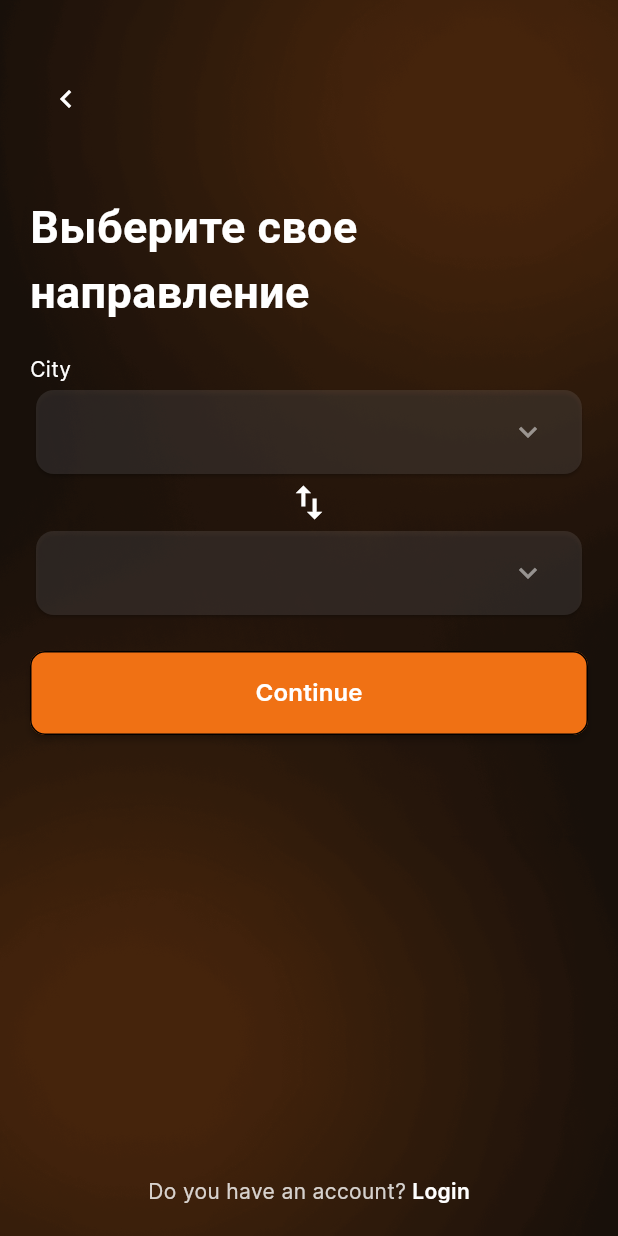
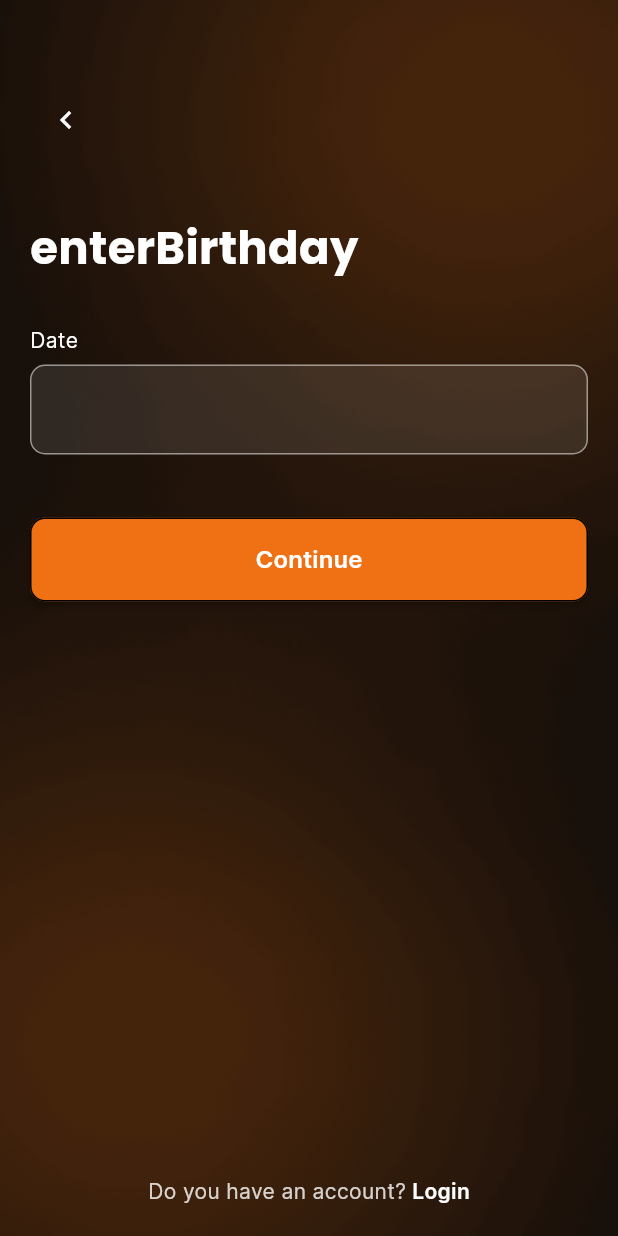
Before and after one commit to githubsobir/conx, a Flutter app: the screen it shows after launch, on a phone screen of 412 x 824 dp. Run offline on Flutter 3.47's test engine with Material 3 defaults, Android fonts, the phone set to English and light mode, and no system bars; our stand-ins replace animated_bottom_navigation_bar, cached_network_image, calendar_date_picker2, dio, easy_localization, flutter_riverpod and 10 more; missing offline and left inert: connection_notifier, custom_info_window, dart:ffi, masked_text_field; accounts and stored records are empty.

Commit message:
finish:select birthday page

```diff
--- a/assets/lang/en-EN.json
+++ b/assets/lang/en-EN.json
@@ -26,5 +26,6 @@
   "smsError": "Xato kod kiritildi yana urinib ko'ring",
   "city": "City",
   "doYouHaveAccount": "Do you have an account?",
-  "login": "Login"
+  "login": "Login",
+  "date": "Date"
 }
--- a/assets/lang/kk-KK.json
+++ b/assets/lang/kk-KK.json
@@ -23,5 +23,8 @@
   "check": "Tekshirish",
   "checkInfo": "Ma'lumotlarni tekshiring",
   "tryAgain": "Qayta urunish",
-  "smsError": "Xato kod kiritildi yana urinib ko'ring"
+  "smsError": "Xato kod kiritildi yana urinib ko'ring",
+  "city": "City",
+  "doYouHaveAccount": "Do you have an account?",
+  "login": "Login"
 }
--- a/assets/lang/ru-RU.json
+++ b/assets/lang/ru-RU.json
@@ -23,5 +23,8 @@
   "check": "Tekshirish",
   "checkInfo": "Ma'lumotlarni tekshiring",
   "tryAgain": "Qayta urunish",
-  "smsError": "Xato kod kiritildi yana urinib ko'ring"
+  "smsError": "Xato kod kiritildi yana urinib ko'ring",
+  "city": "City",
+  "doYouHaveAccount": "Do you have an account?",
+  "login": "Login"
 }
--- a/assets/lang/ta-TA.json
+++ b/assets/lang/ta-TA.json
@@ -23,5 +23,8 @@
   "check": "Tekshirish",
   "checkInfo": "Ma'lumotlarni tekshiring",
   "tryAgain": "Qayta urunish",
-  "smsError": "Xato kod kiritildi yana urinib ko'ring"
+  "smsError": "Xato kod kiritildi yana urinib ko'ring",
+  "city": "City",
+  "doYouHaveAccount": "Do you have an account?",
+  "login": "Login"
 }
--- a/assets/lang/tr-TR.json
+++ b/assets/lang/tr-TR.json
@@ -23,5 +23,8 @@
   "check": "Tekshirish",
   "checkInfo": "Ma'lumotlarni tekshiring",
   "tryAgain": "Qayta urunish",
-  "smsError": "Xato kod kiritildi yana urinib ko'ring"
+  "smsError": "Xato kod kiritildi yana urinib ko'ring",
+  "city": "City",
+  "doYouHaveAccount": "Do you have an account?",
+  "login": "Login"
 }
--- a/assets/lang/uz-UZ.json
+++ b/assets/lang/uz-UZ.json
@@ -28,5 +28,8 @@
   "smsPasswordSuccessContinue": "Ro'yxatdan o'tishni davom eting",
   "enterWithLogin": "Login orqali kirish",
   "reTryNum": "Qayta raqam kirish",
-  "login": "Login"
+  "city": "City",
+  "doYouHaveAccount": "Do you have an account?",
+  "login": "Login",
+  "enterBirthday": "Tug'ulgan sanangizni kiriting"
 }
--- a/lib/firts_part/login_reg/reg/reg.dart
+++ b/lib/firts_part/login_reg/reg/reg.dart
@@ -172,7 +172,9 @@ class _RegistrationState extends ConsumerState<Registration> {
                 )),
             const SizedBox(height: 50),
             const Spacer(),
-            PrimaryButton(
+            Container(
+              margin: const EdgeInsets.symmetric(horizontal: 20),
+              child: PrimaryButton(
                 text: "continue".tr(),
                 onPressed: () {
                   if (textEditingController.text.toString().length <= 8) {
@@ -188,6 +190,7 @@ class _RegistrationState extends ConsumerState<Registration> {
                         .sentForRegistration(context: context);
                   }
                 },
+              ),
             ),
             const SizedBox(
               height: 20,
--- a/lib/firts_part/user_fill/user_birth.dart
+++ b/lib/firts_part/user_fill/user_birth.dart
@@ -3,6 +3,8 @@ import 'package:conx/firts_part/user_fill/widget_user_birth/user_1_birth_loading
 import 'package:conx/firts_part/user_fill/widget_user_birth/user_birth_error.dart';
 import 'package:conx/scefics/drivers/driver_registration/driver_reg.dart';
 import 'package:conx/theme/app_colors.dart';
+import 'package:conx/widgets/background_widget.dart';
+import 'package:conx/widgets/primary_button.dart';
 import 'package:conx/widgets/saved_box.dart';
 import 'package:easy_localization/easy_localization.dart';
 import 'package:flutter/cupertino.dart';
@@ -20,17 +22,14 @@ class _UserBothState extends ConsumerState<UserBoth> {
   @override
   Widget build(BuildContext context) {
     return Scaffold(
-      backgroundColor: Colors.white,
-      appBar: AppBar(
-        elevation: 0,
-        backgroundColor: Colors.white,
-      ),
-      body: SafeArea(child: buildBody()),
+      body: Stack(children: [const BackgroundWidget(), buildBody()]),
     );
   }
 
   Widget buildBody() {
-    if (ref.watch(userBirthController).success) {
+    return user0BirthDay(context: context, ref: ref);
+    // return user1BirthLoading();
+    /*if (ref.watch(userBirthController).success) {
       return user0BirthDay(context: context, ref: ref);
     } else if (!ref.watch(userBirthController).success) {
       return user1BirthLoading();
@@ -41,7 +40,7 @@ class _UserBothState extends ConsumerState<UserBoth> {
       return const Center(
         child: Text("default"),
       );
-    }
+    }*/
   }
 
   // late DateTime selectedDate = DateTime.now();
@@ -58,18 +57,40 @@ class _UserBothState extends ConsumerState<UserBoth> {
   Widget user0BirthDay(
       {required BuildContext context, required WidgetRef ref}) {
     return Container(
-      margin: const EdgeInsets.all(20),
+      margin: const EdgeInsets.symmetric(horizontal: 20),
       child: Column(
         mainAxisAlignment: MainAxisAlignment.start,
         crossAxisAlignment: CrossAxisAlignment.start,
         children: [
-          const SizedBox(height: 30),
-          const Text(
-            "Tug'ulgan sanangizni kiriting",
-            style: TextStyle(fontWeight: FontWeight.bold, fontSize: 30),
+          const SizedBox(
+            height: 56,
+          ),
+          IconButton(
+            onPressed: () {
+              Navigator.of(context).pop();
+            },
+            icon: Icon(
+              Icons.navigate_before,
+              color: AppColors.white100,
+            ),
+          ),
+          const SizedBox(height: 40),
+          Text(
+            "enterBirthday".tr(),
+            style: TextStyle(
+                color: AppColors.white100,
+                fontFamily: "Poppins",
+                fontWeight: FontWeight.w700,
+                fontSize: 30),
           ),
           const SizedBox(height: 30),
-          const Text("Sana", style: TextStyle(fontWeight: FontWeight.bold)),
+          Text("date".tr(),
+              style: TextStyle(
+                  color: AppColors.white100,
+                  fontFamily: "Inter",
+                  fontSize: 14,
+                  fontWeight: FontWeight.w400)),
+          const SizedBox(height: 6),
           GestureDetector(
             onTap: () {
               _selectDate(context);
@@ -79,18 +100,30 @@ class _UserBothState extends ConsumerState<UserBoth> {
                 width: double.infinity,
                 padding: const EdgeInsets.all(10),
                 decoration: BoxDecoration(
-                    color: Colors.grey.shade200,
-                    borderRadius: BorderRadius.circular(10)),
+                    color: AppColors.white10,
+                    borderRadius: BorderRadius.circular(10),
+                    border: Border.all(
+                        color: (boolSelected)
+                            ? AppColors.red
+                            : AppColors.white50)),
                 child: Row(
                   children: [
                     boolSelected
-                        ? Text(DateFormat('yyyy-MM-dd').format(selectedDate))
+                        ? Text(
+                            DateFormat('yyyy-MM-dd').format(selectedDate),
+                            style: TextStyle(
+                                fontSize: 16,
+                                color: AppColors.white100,
+                                fontFamily: "Poppins",
+                                fontWeight: FontWeight.w400),
+                          )
                         : const SizedBox(),
                   ],
                 )),
           ),
-          const SizedBox(height: 30),
-          MaterialButton(
+          const SizedBox(height: 42),
+          PrimaryButton(
+              text: "continue".tr(),
               onPressed: () {
                 ref.read(userBirthController.notifier).getUserBirth();
 
@@ -106,31 +139,40 @@ class _UserBothState extends ConsumerState<UserBoth> {
                           .toString());
                 }
 
-              Navigator.push(context,CupertinoPageRoute(builder: (context) => DrawerRegistration(),));
-            },
-            height: 50,
-            minWidth: double.infinity,
-            color: AppColors.colorBackground,
-            shape: OutlineInputBorder(
-                borderRadius: BorderRadius.circular(10),
-                borderSide: const BorderSide(color: Colors.grey)),
-            child: const Text("Davom etish",
-                style: TextStyle(
-                    fontWeight: FontWeight.bold, color: Colors.white)),
-          ),
-          const Expanded(
-              child: Center(
-            child: Column(
-              crossAxisAlignment: CrossAxisAlignment.center,
-              mainAxisAlignment: MainAxisAlignment.end,
+                Navigator.push(
+                    context,
+                    CupertinoPageRoute(
+                      builder: (context) => const DrawerRegistration(),
+                    ));
+              }),
+          const Spacer(),
+          Row(
+            mainAxisAlignment: MainAxisAlignment.center,
             children: [
               Text(
-                  "Akkauntingiz bormi? Kirish",
-                  style: TextStyle(fontWeight: FontWeight.bold),
+                "doYouHaveAccount".tr(),
+                style: TextStyle(
+                    fontFamily: "Inter",
+                    fontWeight: FontWeight.w400,
+                    color: AppColors.white80,
+                    fontSize: 14),
+              ),
+              const SizedBox(
+                width: 4,
+              ),
+              Text(
+                "login".tr(),
+                style: TextStyle(
+                    fontFamily: "Inter",
+                    fontWeight: FontWeight.w600,
+                    color: AppColors.white100,
+                    fontSize: 14),
               )
             ],
           ),
-          ))
+          const SizedBox(
+            height: 20,
+          )
         ],
       ),
     );
--- a/lib/main.dart
+++ b/lib/main.dart
@@ -15,6 +15,7 @@ import 'firts_part/login_reg/enter_page/user_category/user_category.dart';
 import 'firts_part/login_reg/reg/add_photo/add_photo.dart';
 import 'firts_part/login_reg/reg/add_row1/add_row.dart';
 import 'firts_part/login_reg/reg/reg.dart';
+import 'firts_part/user_fill/user_birth.dart';
 
 class MyHttpOverrides extends HttpOverrides {
   @override
@@ -71,6 +72,6 @@ class MyApp extends ConsumerWidget {
         supportedLocales: context.supportedLocales,
         locale: context.locale,
         debugShowCheckedModeBanner: false,
-        home: const AddRow1());
+        home: const UserBoth());
   }
 }
```
Also changed, not shown: lib/firts_part/login_reg/sms/widgets_sms/sms_0_text_enter_page.dart (+2 -7 lines), lib/firts_part/user_fill/widget_user_birth/user_1_birth_loading.dart (+3 -9 lines). Lines whose indentation alone changed are shown as unchanged.
